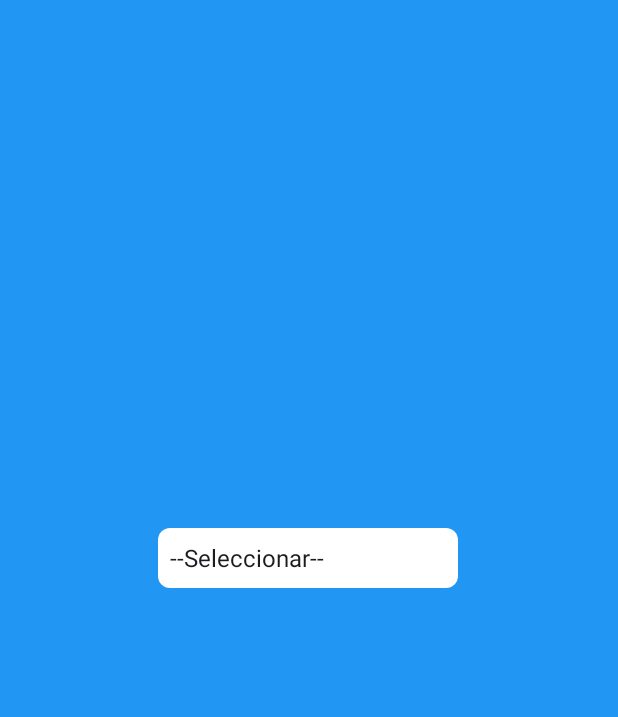
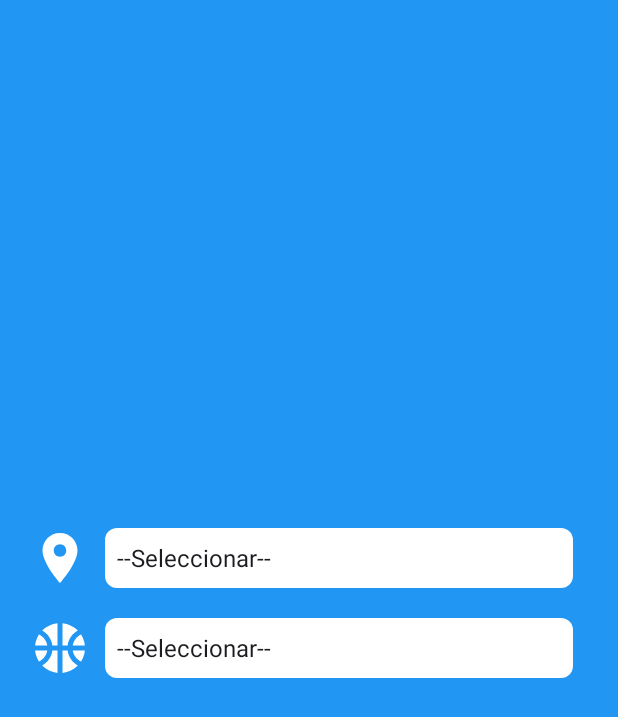
Before and after one commit to ppazosp/ChangApp, an Android app: the fragment SearchFragment shown on its own in the app's theme, on a phone screen of 412 x 824 dp. Shown: the top 717 px of the screen. Run offline under Robolectric (Android 15) with nearby library versions, the phone set to English and light mode, and no system bars.

Commit message:
select bars in process

```diff
--- a/app/src/main/java/ppazosp/changapp/MainActivity.kt
+++ b/app/src/main/java/ppazosp/changapp/MainActivity.kt
@@ -33,7 +33,7 @@ class MainActivity : AppCompatActivity() {
         }
     }
 
-    private fun loadFragment(fragment: Fragment) {
+    internal fun loadFragment(fragment: Fragment) {
 
         val transaction = supportFragmentManager.beginTransaction()
         transaction.replace(R.id.frameLayout, fragment)
--- a/app/src/main/java/ppazosp/changapp/SearchFragment.kt
+++ b/app/src/main/java/ppazosp/changapp/SearchFragment.kt
@@ -19,8 +19,7 @@ class SearchFragment : Fragment() {
 
         val view = inflater.inflate(R.layout.fragment_search, container, false)
 
-        val spinnerProvincias: Spinner = view.findViewById(R.id.spinner_cities)
-
+        val spinnerProvincias: Spinner = view.findViewById(R.id.spinner_provincia)
 
         val provincias = listOf(
             "--Seleccionar--",
@@ -72,18 +71,53 @@ class SearchFragment : Fragment() {
             "Zaragoza"
         )
 
-        val adapter = ArrayAdapter(requireContext(), android.R.layout.simple_spinner_item, provincias)
-        adapter.setDropDownViewResource(android.R.layout.simple_spinner_dropdown_item)
-        spinnerProvincias.adapter = adapter
+        val spinnerActivities: Spinner = view.findViewById(R.id.spinner_activity)
 
-        spinnerProvincias.onItemSelectedListener = object : AdapterView.OnItemSelectedListener {
+        val activities = listOf(
+            "--Seleccionar--",
+
+            "Fútbol",
+            "Baloncesto",
+            "Pádel",
+            "Tenis",
+            "Running",
+            "Ciclismo",
+            "Natación",
+            "Balonmano",
+            "Voleibol",
+            "Golf"
+        )
+
+        val adapterProvincias = ArrayAdapter(requireContext(), android.R.layout.simple_spinner_item, provincias)
+        adapterProvincias.setDropDownViewResource(android.R.layout.simple_spinner_dropdown_item)
+        spinnerProvincias.adapter = adapterProvincias
+
+        val adapterActivities = ArrayAdapter(requireContext(), android.R.layout.simple_spinner_item, activities)
+        adapterActivities.setDropDownViewResource(android.R.layout.simple_spinner_dropdown_item)
+        spinnerActivities.adapter = adapterActivities
+
+        /*spinnerProvincias.onItemSelectedListener = object : AdapterView.OnItemSelectedListener {
             override fun onItemSelected(parent: AdapterView<*>, view: View, position: Int, id: Long) {
-                val provinciaSeleccionada = provincias[position]
-                Toast.makeText(requireContext(), "Selected: $provinciaSeleccionada", Toast.LENGTH_SHORT).show()
+                val selectedProvincia = provincias[position]
+
+                if(selectedProvincia.equals("--Seleccionar--")) return
+
+                val searchResultFragment: Fragment = SearchResultsFragment()
+                val bundle = Bundle()
+                bundle.putString(
+                    "selectedProvincia",
+                    selectedProvincia
+                )
+                searchResultFragment.arguments = bundle
+
+                if (activity is MainActivity) {
+                    (activity as MainActivity?)!!.loadFragment(searchResultFragment)
+                }
+                Toast.makeText(requireContext(), "Selected: $selectedProvincia", Toast.LENGTH_SHORT).show()
             }
 
             override fun onNothingSelected(parent: AdapterView<*>) {}
-        }
+        }*/
 
         return view
     }
--- /dev/null
+++ b/app/src/main/java/ppazosp/changapp/SearchResultsFragment.kt
@@ -0,0 +1,31 @@
+package ppazosp.changapp
+
+import android.os.Bundle
+import android.view.LayoutInflater
+import android.view.View
+import android.view.ViewGroup
+import android.widget.TextView
+import androidx.fragment.app.Fragment
+
+
+class SearchResultsFragment : Fragment() {
+
+    override fun onCreateView(
+        inflater: LayoutInflater,
+        container: ViewGroup?,
+        savedInstanceState: Bundle?
+    ): View {
+        val view = inflater.inflate(R.layout.fragment_search_results, container, false)
+
+        val bundle = arguments
+        if (bundle != null) {
+            val selectedProvincia = bundle.getString("selectedProvincia")
+
+            val provinciaTextView =
+                view.findViewById<TextView>(R.id.selected_provincia)
+            provinciaTextView.text = selectedProvincia
+        }
+
+        return view
+    }
+}
--- /dev/null
+++ b/app/src/main/res/drawable/baseline_location_on_24.xml
@@ -0,0 +1,4 @@
+<vector xmlns:android="http://schemas.android.com/apk/res/android" android:height="40dp" android:tint="#FFFFFF" android:viewportHeight="24" android:viewportWidth="24" android:width="40dp">
+
+    <path android:fillColor="@android:color/white" android:pathData="M12,2C8.13,2 5,5.13 5,9c0,5.25 7,13 7,13s7,-7.75 7,-13c0,-3.87 -3.13,-7 -7,-7zM12,11.5c-1.38,0 -2.5,-1.12 -2.5,-2.5s1.12,-2.5 2.5,-2.5 2.5,1.12 2.5,2.5 -1.12,2.5 -2.5,2.5z"/>
+</vector>
--- /dev/null
+++ b/app/src/main/res/drawable/baseline_sports_basketball_24.xml
@@ -0,0 +1,19 @@
+<vector xmlns:android="http://schemas.android.com/apk/res/android" android:height="40dp" android:tint="#FFFFFF" android:viewportHeight="24" android:viewportWidth="24" android:width="40dp">
+
+    <path android:fillColor="@android:color/white" android:pathData="M17.09,11h4.86c-0.16,-1.61 -0.71,-3.11 -1.54,-4.4C18.68,7.43 17.42,9.05 17.09,11z"/>
+
+    <path android:fillColor="@android:color/white" android:pathData="M6.91,11C6.58,9.05 5.32,7.43 3.59,6.6C2.76,7.89 2.21,9.39 2.05,11H6.91z"/>
+
+    <path android:fillColor="@android:color/white" android:pathData="M15.07,11c0.32,-2.59 1.88,-4.79 4.06,-6c-1.6,-1.63 -3.74,-2.71 -6.13,-2.95V11H15.07z"/>
+
+    <path android:fillColor="@android:color/white" android:pathData="M8.93,11H11V2.05C8.61,2.29 6.46,3.37 4.87,5C7.05,6.21 8.61,8.41 8.93,11z"/>
+
+    <path android:fillColor="@android:color/white" android:pathData="M15.07,13H13v8.95c2.39,-0.24 4.54,-1.32 6.13,-2.95C16.95,17.79 15.39,15.59 15.07,13z"/>
+
+    <path android:fillColor="@android:color/white" android:pathData="M3.59,17.4c1.72,-0.83 2.99,-2.46 3.32,-4.4H2.05C2.21,14.61 2.76,16.11 3.59,17.4z"/>
+
+    <path android:fillColor="@android:color/white" android:pathData="M17.09,13c0.33,1.95 1.59,3.57 3.32,4.4c0.83,-1.29 1.38,-2.79 1.54,-4.4H17.09z"/>
+
+    <path android:fillColor="@android:color/white" android:pathData="M8.93,13c-0.32,2.59 -1.88,4.79 -4.06,6c1.6,1.63 3.74,2.71 6.13,2.95V13H8.93z"/>
+
+</vector>
--- a/app/src/main/res/layout/fragment_search.xml
+++ b/app/src/main/res/layout/fragment_search.xml
@@ -13,18 +13,52 @@
         android:layout_height="match_parent">
 
         <Spinner
-            android:id="@+id/spinner_cities"
-            android:layout_width="200dp"
+            android:id="@+id/spinner_provincia"
+            android:layout_width="0dp"
             android:layout_height="40dp"
-            android:layout_marginStart="1dp"
+            android:layout_marginStart="10dp"
             android:layout_marginTop="352dp"
-            android:layout_marginEnd="1dp"
+            android:layout_marginEnd="30dp"
+            android:background="@drawable/spinner_background"
+            android:popupBackground="@drawable/spinner_popup_background"
+            app:layout_constraintEnd_toEndOf="parent"
+            app:layout_constraintStart_toEndOf="@+id/imageView_location"
+            app:layout_constraintTop_toTopOf="parent" />
+
+        <ImageView
+            android:id="@+id/imageView_location"
+            android:layout_width="wrap_content"
+            android:layout_height="wrap_content"
+            android:layout_marginStart="20dp"
+            android:layout_marginTop="352dp"
+            android:src="@drawable/baseline_location_on_24"
+            app:layout_constraintStart_toStartOf="parent"
+            app:layout_constraintTop_toTopOf="parent" />
+
+        <Spinner
+            android:id="@+id/spinner_activity"
+            android:layout_width="0dp"
+            android:layout_height="40dp"
+            android:layout_marginStart="10dp"
+            android:layout_marginTop="20dp"
+            android:layout_marginEnd="30dp"
+            android:background="@drawable/spinner_background"
+            android:popupBackground="@drawable/spinner_popup_background"
             app:layout_constraintEnd_toEndOf="parent"
             app:layout_constraintHorizontal_bias="0.497"
+            app:layout_constraintStart_toEndOf="@+id/imageView_sports"
+            app:layout_constraintTop_toBottomOf="@+id/spinner_provincia" />
+
+        <ImageView
+            android:id="@+id/imageView_sports"
+            android:layout_width="wrap_content"
+            android:layout_height="wrap_content"
+            android:layout_marginStart="20dp"
+            android:layout_marginTop="20dp"
+            android:src="@drawable/baseline_sports_basketball_24"
             app:layout_constraintStart_toStartOf="parent"
-            app:layout_constraintTop_toTopOf="parent"
-            android:background="@drawable/spinner_background"
-            android:popupBackground="@drawable/spinner_popup_background"/>
+            app:layout_constraintTop_toBottomOf="@+id/imageView_location" />
+
     </androidx.constraintlayout.widget.ConstraintLayout>
 
 </RelativeLayout>
--- /dev/null
+++ b/app/src/main/res/layout/fragment_search_results.xml
@@ -0,0 +1,14 @@
+<?xml version="1.0" encoding="utf-8"?>
+<FrameLayout xmlns:android="http://schemas.android.com/apk/res/android"
+    xmlns:tools="http://schemas.android.com/tools"
+    android:layout_width="match_parent"
+    android:layout_height="match_parent"
+    tools:context=".SearchResultsFragment">
+
+    <TextView
+        android:id="@+id/selected_provincia"
+        android:layout_width="match_parent"
+        android:layout_height="match_parent"
+        android:text="@string/hello_blank_fragment" />
+
+</FrameLayout>
```
